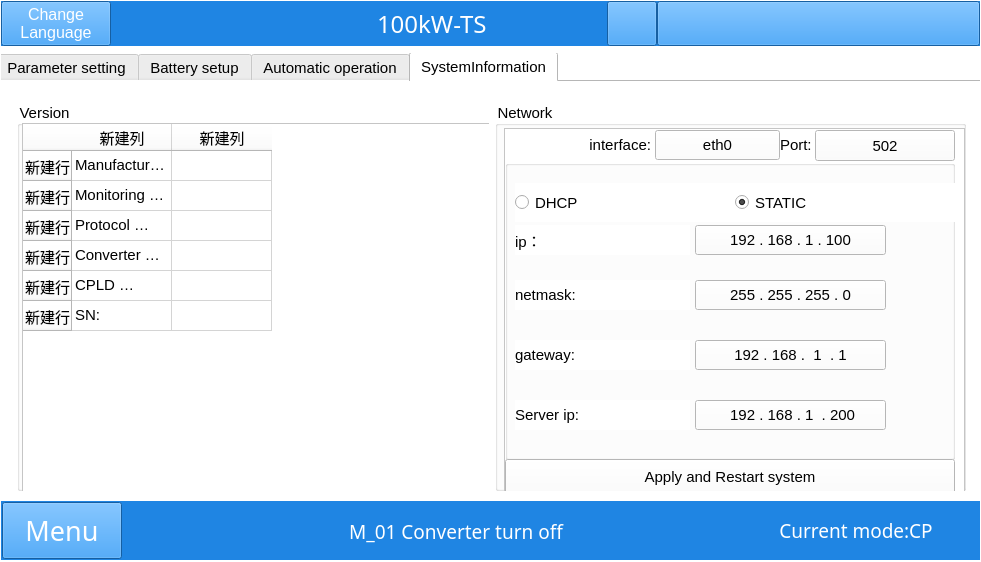
Before: the Qt Designer form win.ui in megarevolpr/Win, drawn with Qt 5.
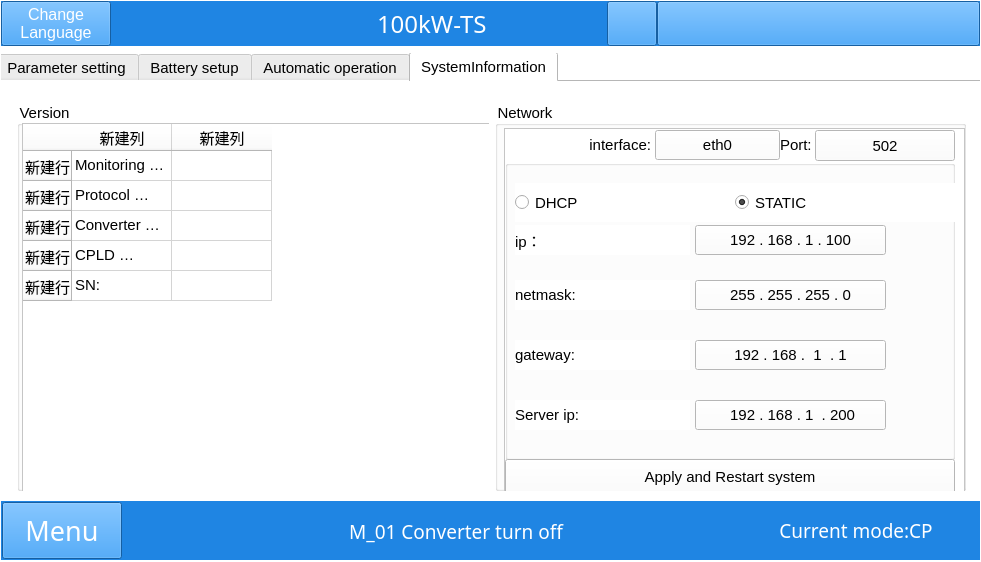
After: the same form once the commit is applied. The open tabs and pages were chosen to show the change. Icons and pictures are not drawn.

What changed in the file:
```diff
--- a/win.ui
+++ b/win.ui
@@ -9776,11 +9776,6 @@
                <string>新建行</string>
               </property>
              </row>
-             <row>
-              <property name="text">
-               <string>新建行</string>
-              </property>
-             </row>
              <column>
               <property name="text">
                <string>新建列</string>
@@ -9793,7 +9788,7 @@
              </column>
              <item row="0" column="0">
               <property name="text">
-               <string>Manufacturer name</string>
+               <string>Monitoring software version</string>
               </property>
              </item>
              <item row="0" column="1">
@@ -9808,25 +9803,20 @@
              </item>
              <item row="1" column="0">
               <property name="text">
-               <string>Monitoring software version</string>
-              </property>
-             </item>
-             <item row="2" column="0">
-              <property name="text">
                <string>Protocol version</string>
               </property>
              </item>
-             <item row="3" column="0">
+             <item row="2" column="0">
               <property name="text">
                <string>Converter software version</string>
               </property>
              </item>
-             <item row="4" column="0">
+             <item row="3" column="0">
               <property name="text">
                <string>CPLD software version</string>
               </property>
              </item>
-             <item row="5" column="0">
+             <item row="4" column="0">
               <property name="text">
                <string>SN:</string>
               </property>
```
Left out of the diff: 2 changed lines with no effect on the pictures.
